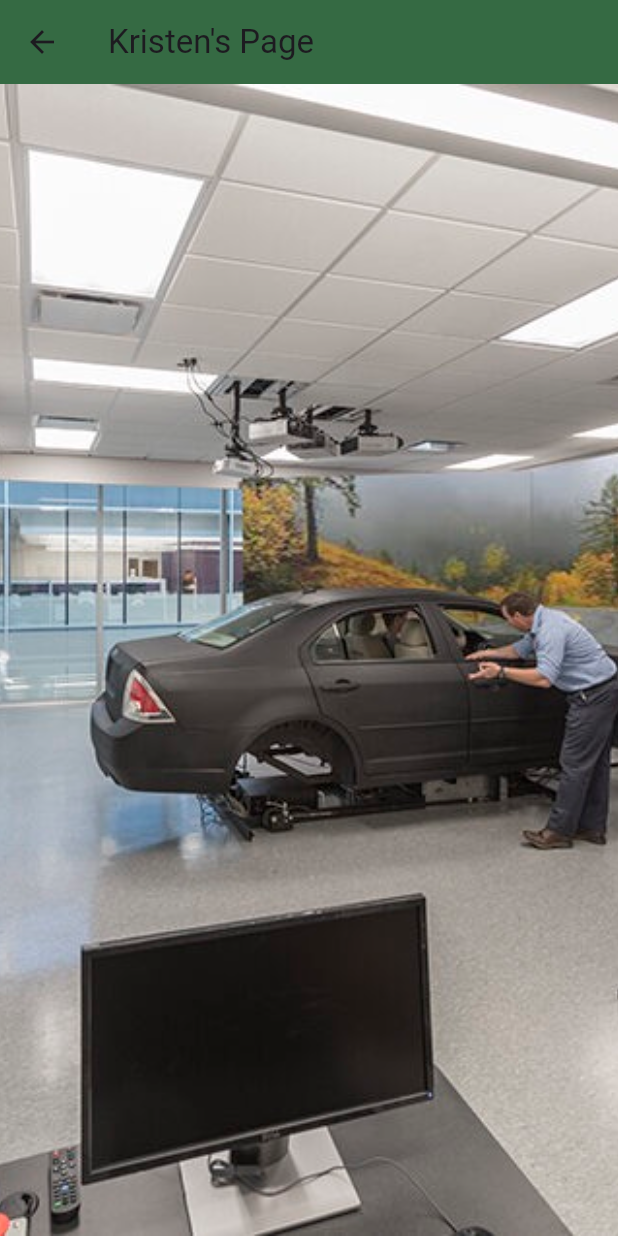
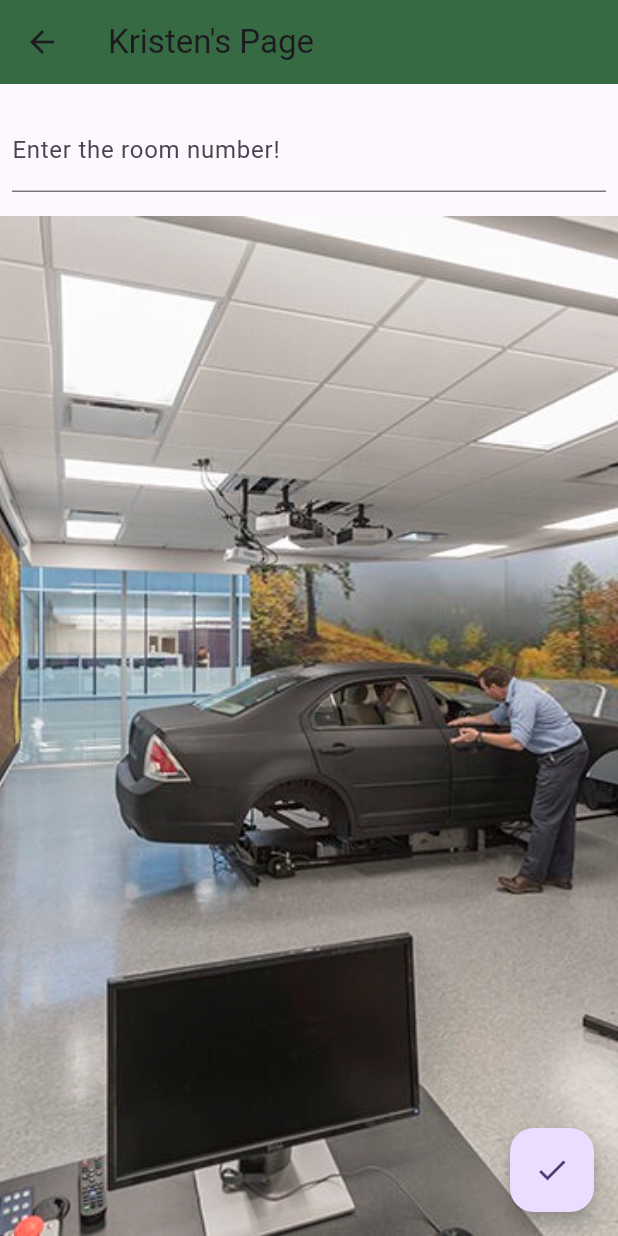
Before and after one commit to liz880/PFT_Hunt, a Flutter app: the KristenPage screen opened directly, on a phone screen of 412 x 824 dp. Run offline on Flutter 3.47's test engine with Material 3 defaults, Android fonts, the phone set to English and light mode, and no system bars.

Commit message:
creating a text for field for the user to enter the room number

```diff
--- a/pft_flutter_hunt/lib/main.dart
+++ b/pft_flutter_hunt/lib/main.dart
@@ -118,26 +118,69 @@
     );
   }
 }
+class KristenPage extends StatefulWidget {
+  const KristenPage({super.key});
 
-class KristenPage extends StatelessWidget{
-  const KristenPage({super.key});
+  @override
+  _KristenPageState createState() => _KristenPageState();
+}
+
+class _KristenPageState extends State<KristenPage> {
+  final _formKey = GlobalKey<FormState>();
+  final TextEditingController myController = TextEditingController();
+
+   @override
+  void dispose() {
+    myController.dispose();
+    super.dispose();
+  }
+
+  void _checkInput() {
+    if (myController.text == "2215") {
+      showDialog(
+        context: context,
+        builder: (context) {
+          return const AlertDialog(
+            content: Text("Correct! You've entered 2215."),
+          );
+        },
+      );
+    }
+  }
+
   @override
   Widget build(BuildContext context) {
     return Scaffold(
-      backgroundColor: Color.fromARGB(255, 50, 128, 148),
       appBar: AppBar(
-        backgroundColor: Color.fromARGB(255, 53, 106, 67),
-        title: Text("Kristen's Page")),
-        body: Stack(
-          children: [
-            Positioned.fill(
-              child: Image.asset(
-                'assets/driving_sim.jpeg',
-                fit: BoxFit.cover,
-              )
-            )
-          ],
-        ),
+        backgroundColor: const Color.fromARGB(255, 53, 106, 67),
+        title: const Text("Kristen's Page"),
+      ),
+      body: Column(
+        children: <Widget>[
+          Padding(
+            padding: const EdgeInsets.symmetric(horizontal: 8, vertical: 16),
+            child: TextFormField(
+              controller: myController,
+              decoration: const InputDecoration(
+                border: UnderlineInputBorder(),
+                labelText: 'Enter the room number!',
+              ),
+            ),
+          ),
+          Expanded(
+            child: Image.asset(
+              'assets/driving_sim.jpeg',
+              fit: BoxFit.cover,
+              width: double.infinity,
+            ),
+          ),
+        ],
+      ),
+      floatingActionButton: FloatingActionButton(
+        onPressed: _checkInput, // Call function to check input
+        tooltip: 'Check Number',
+        child: const Icon(Icons.check),
+      ),
     );
   }
 }
```
